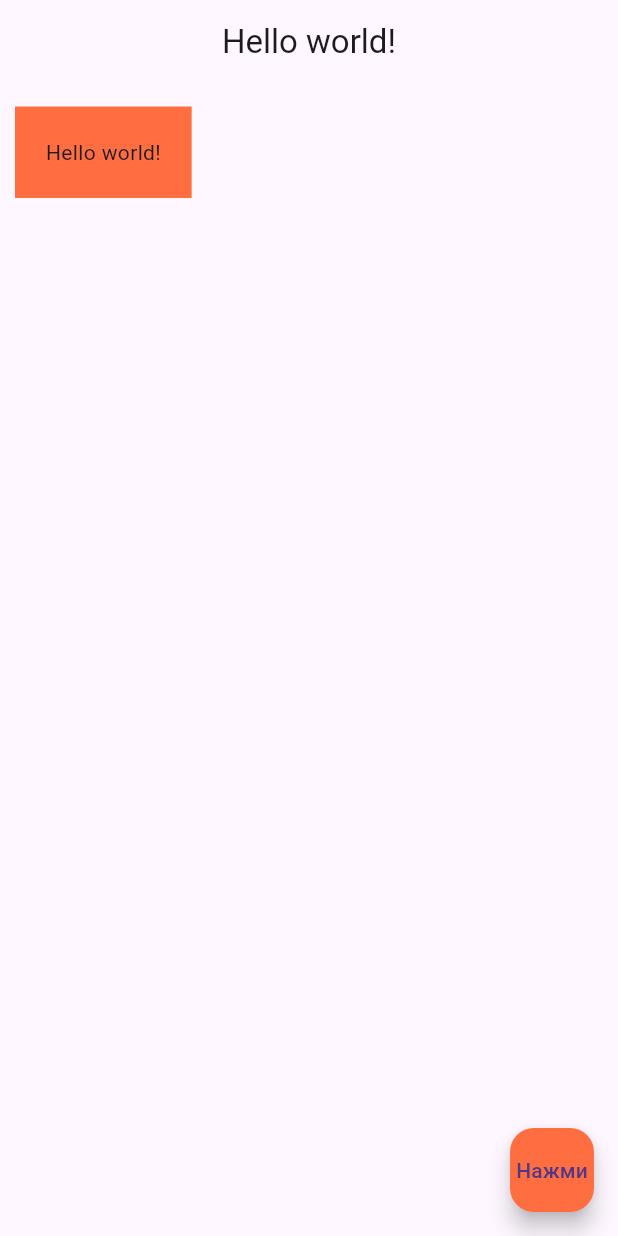
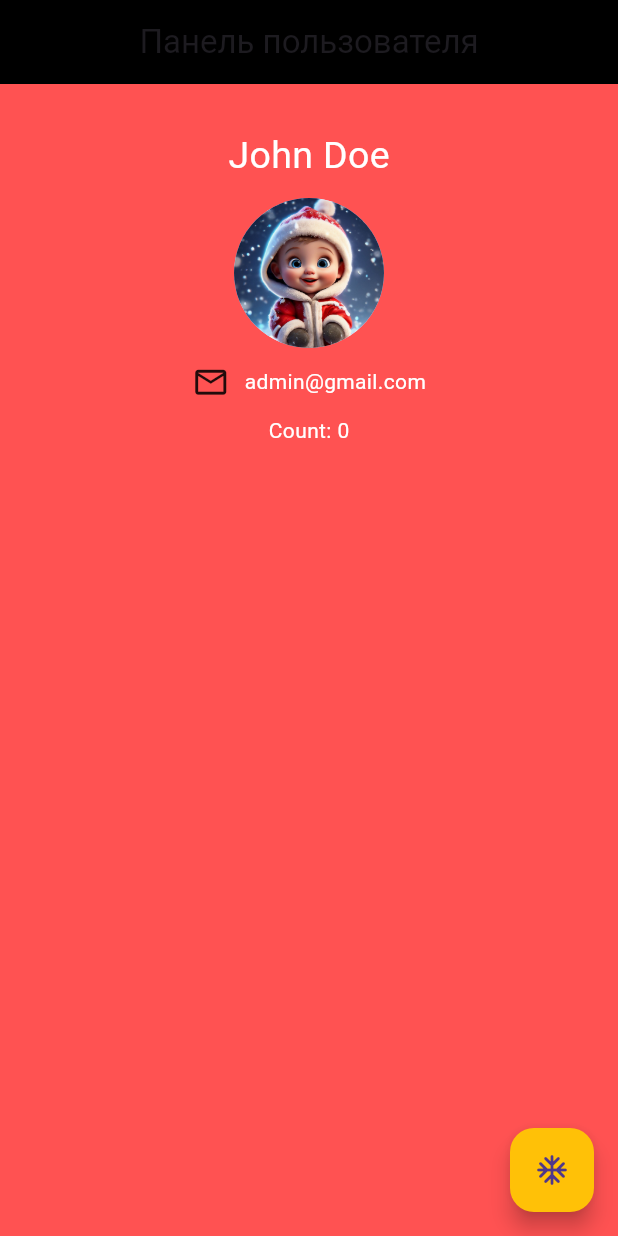
Before and after one commit to stepa456/GoshaDudar, a Flutter app: the screen it shows after launch, on a phone screen of 412 x 824 dp. Run offline on Flutter 3.47's test engine with Material 3 defaults, Android fonts, the phone set to English and light mode, and no system bars.

```diff
--- a/lib/main.dart
+++ b/lib/main.dart
@@ -1,40 +1,80 @@
 import 'package:flutter/material.dart';
 
-void main() => runApp(MyApp());
+void main() => runApp(MaterialApp(
+      home: UserPanel(),
+    ));
 
-class MyApp extends StatelessWidget {
+class UserPanel extends StatefulWidget {
+  const UserPanel({Key? key}) : super(key: key);
+  @override
+  State<UserPanel> createState() => _UserPanelState();
+}
+
+class _UserPanelState extends State<UserPanel> {
+  int _count = 0;
+
   @override
   Widget build(BuildContext context) {
-    return MaterialApp(
-      theme: ThemeData(primaryColor: Colors.deepOrangeAccent),
-      home: Scaffold(
+    return Scaffold(
+        backgroundColor: Colors.redAccent,
         appBar: AppBar(
-          title: Text('Hello world!'),
+          title: Text('Панель пользователя'),
           centerTitle: true,
+          backgroundColor: Colors.black,
         ),
-        body: Container(
-          color: Colors.deepOrangeAccent,
-          child: Text('Hello world!'),
-          margin: EdgeInsets.fromLTRB(10.0, 15, 20.0, 30.0),
-          padding: EdgeInsets.all(20.5),
-        ),
-        //Image(
-        //image: AssetImage('assets/child.jpg'),)
-        //image: NetworkImage('https://img.freepik.com/free-photo/the-adorable-illustration-of-kittens-playing-in-the-forest-generative-ai_260559-483.jpg?size=338&ext=jpg&ga=GA1.1.1413502914.1713312000&semt=ais'),
-
-        //TextButton.icon(label: Text('Нажми'),onPressed: () {},icon: Icon(Icons.adb_sharp),)
-        //RaisedButton.icon(onPressed: () {}, icon: Icon(Icons.adb_sharp), label: Text('Settins')),
-        //RaisedButton(onPressed: () {}, child: Text('Hello world')),
-        //FlatButton(onPressed: () {},child: Text('Нажми на кнопку!'),color: Colors.deepOrangeAccent),
-        //Icon(Icons.amp_stories_outlined, size: 45, color: Colors.amber),
+        body: SafeArea(
+            child: Row(mainAxisAlignment: MainAxisAlignment.center, children: [
+          Column(
+            children: [
+              Padding(
+                padding: EdgeInsets.only(top: 30),
+              ),
+              Text(
+                'John Doe',
+                style: TextStyle(
+                  fontSize: 25,
+                  color: Colors.white,
+                ),
+              ),
+              Padding(
+                padding: EdgeInsets.only(top: 10),
+              ),
+              CircleAvatar(
+                backgroundImage: AssetImage('assets/child.jpg'),
+                radius: 50,
+              ),
+              Padding(
+                padding: EdgeInsets.only(top: 10),
+              ),
+              Row(
+                children: [
+                  Icon(Icons.mail_outline, size: 25),
+                  Padding(
+                    padding: EdgeInsets.only(left: 10),
+                  ),
+                  Text(
+                    'admin@gmail.com',
+                    style: TextStyle(color: Colors.white),
+                  )
+                ],
+              ),
+              Padding(
+                padding: EdgeInsets.only(top: 10),
+              ),
+              Text(
+                'Count: $_count',
+                style: TextStyle(color: Colors.white),
+              )
+            ],
+          )
+        ])),
         floatingActionButton: FloatingActionButton(
-          child: Text('Нажми'),
-          onPressed: () {
-            print('Нажми');
-          },
-          backgroundColor: Colors.deepOrangeAccent,
-        ),
-      ),
-    );
+            child: Icon(Icons.ac_unit_rounded),
+            backgroundColor: Colors.amber,
+            onPressed: () {
+              setState(() {
+                _count++;
+              });
+            }));
   }
 }
```
